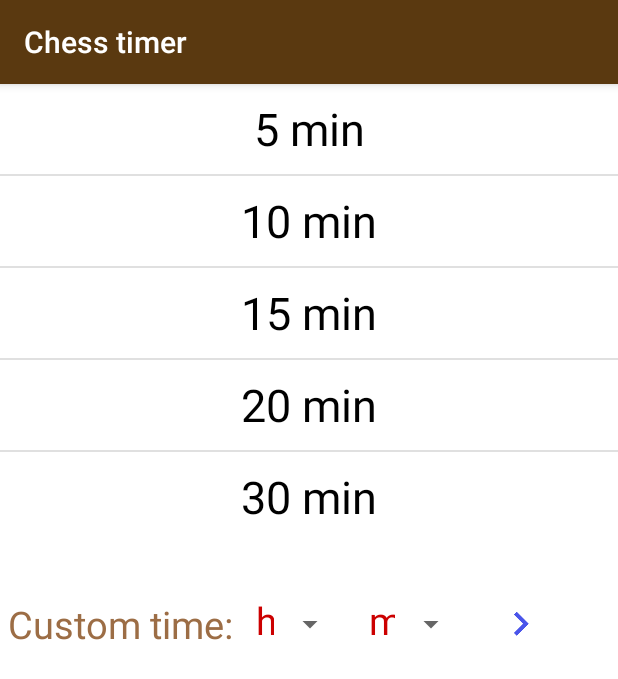
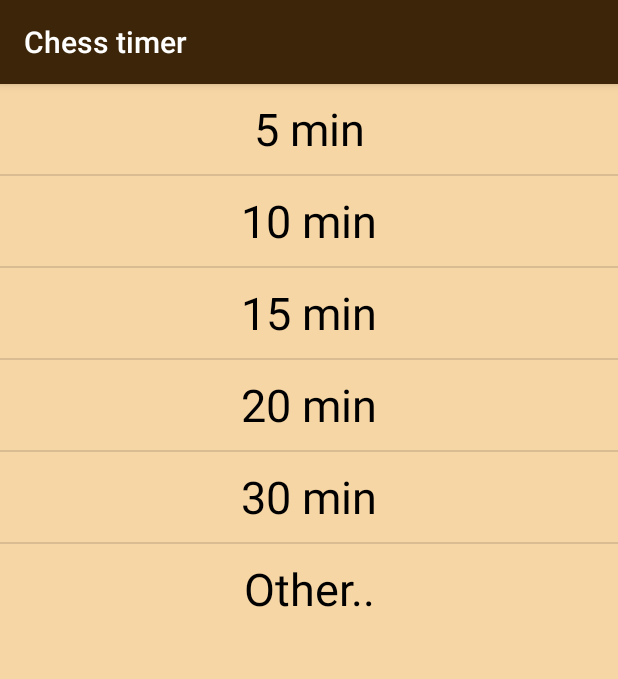
Before and after one commit to TaslimOseni/Kasparov, an Android app: the screen it shows after launch (StartActivity), on a phone screen of 412 x 824 dp. Shown: the top 679 px of the screen. Run offline under Robolectric (Android 15) with nearby library versions, the phone set to English and light mode, and no system bars.

Commit message:
Start Activity Layout Tweaked

```diff
--- a/app/src/main/java/com/dabinu/apps/chesstimer/StartActivity.java
+++ b/app/src/main/java/com/dabinu/apps/chesstimer/StartActivity.java
@@ -6,8 +6,11 @@ import android.os.Bundle;
 import android.view.View;
 import android.widget.AdapterView;
 import android.widget.ArrayAdapter;
+import android.widget.ImageButton;
+import android.widget.LinearLayout;
 import android.widget.ListView;
 import android.widget.Spinner;
+import android.widget.Toast;
 
 
 public class StartActivity extends AppCompatActivity {
@@ -16,14 +19,23 @@ public class StartActivity extends AppCompatActivity {
     ArrayAdapter<CharSequence> adapter;
     Spinner hr, min;
     ArrayAdapter<CharSequence> hrAdapter, minAdapter;
+    LinearLayout other;
+    ImageButton go;
+    boolean isOtherOnClick = false;
+    long hourCalc, minuteCalc;
+    String passed;
+
 
     @Override
     protected void onCreate(Bundle savedInstanceState) {
         super.onCreate(savedInstanceState);
         setContentView(R.layout.activity_start);
 
+
         hr = (Spinner) findViewById(R.id.hr);
         min = (Spinner) findViewById(R.id.min);
+        go = (ImageButton) findViewById(R.id.goToNext);
+        other = (LinearLayout) findViewById(R.id.other);
         hrAdapter = ArrayAdapter.createFromResource(this, R.array.hrs, R.layout.timespinner);
         minAdapter = ArrayAdapter.createFromResource(this, R.array.mn, R.layout.timespinner);
         hr.setAdapter(hrAdapter);
@@ -35,11 +47,9 @@ public class StartActivity extends AppCompatActivity {
         list = (ListView) findViewById(R.id.listOfAll);
         adapter = ArrayAdapter.createFromResource(this, R.array.time, R.layout.listitemmock);
         list.setAdapter(adapter);
-
         list.setOnItemClickListener(new AdapterView.OnItemClickListener() {
             @Override
             public void onItemClick(AdapterView<?> adapterView, View view, int position, long l){
-                String passed;
                 switch(position){
                     case 0:
                         passed = Long.toString(1000 * 60 * 5);
@@ -66,12 +76,63 @@ public class StartActivity extends AppCompatActivity {
                         toTheSurgicalrRoom.putExtra("EXTRA", passed);
                         startActivity(toTheSurgicalrRoom);
                         break;
+                    case 5:
+                        if(isOtherOnClick){
+                            other.setVisibility(View.INVISIBLE);
+                            isOtherOnClick = false;
+                        }
+                        else{
+                            other.setVisibility(View.VISIBLE);
+                            isOtherOnClick = true;
+                        }
+
+                        break;
+                }
+            }
+        });
+
+        hr.setOnItemSelectedListener(new AdapterView.OnItemSelectedListener() {
+            @Override
+            public void onItemSelected(AdapterView<?> adapterView, View view, int i, long l) {
+                hourCalc = adapterView.getItemIdAtPosition(i) - 1;
+            }
+            @Override
+            public void onNothingSelected(AdapterView<?> adapterView) {
+
+            }
+        });
+
+
+        min.setOnItemSelectedListener(new AdapterView.OnItemSelectedListener() {
+            @Override
+            public void onItemSelected(AdapterView<?> adapterView, View view, int i, long l) {
+                minuteCalc = adapterView.getItemIdAtPosition(i) - 1;
+            }
+            @Override
+            public void onNothingSelected(AdapterView<?> adapterView) {
+
+            }
+        });
+
+        go.setOnClickListener(new View.OnClickListener() {
+            @Override
+            public void onClick(View view) {
+                if((hourCalc == -1) || (minuteCalc == -1)){
+                    Toast.makeText(getApplicationContext(), "Select a valid time", Toast.LENGTH_LONG).show();
+                }
+                else if((hourCalc == 0) && (minuteCalc == 0)){
+                    Toast.makeText(getApplicationContext(), "Inaccurate time", Toast.LENGTH_LONG).show();
+                }
+                else{
+                    passed = Long.toString(1000 * 60 * ((hourCalc * 60) + minuteCalc));
+                    toTheSurgicalrRoom.putExtra("EXTRA", passed);
+                    startActivity(toTheSurgicalrRoom);
                 }
             }
         });
 
 
+
     }
 
-
 }
--- a/app/src/main/java/com/dabinu/apps/chesstimer/SurgicalRoom.java
+++ b/app/src/main/java/com/dabinu/apps/chesstimer/SurgicalRoom.java
@@ -27,12 +27,6 @@ public class SurgicalRoom extends AppCompatActivity {
     ImageButton playpause, reset, stop;
     LinearLayout noMansLand;
 
-
-/*  My onCreate method uses three other methods:
-    convertLongToString() takes a long value and converts it to String format (hh:mm)
-    convertStringToLong() takes a String value (hh:mm) and converts to a long value
-    theTextViewToggler() works based on onClick and toggles between the two textViews.
-    */
 
     @Override
     protected void onCreate(Bundle savedInstanceState) {
--- a/app/src/main/res/layout/activity_start.xml
+++ b/app/src/main/res/layout/activity_start.xml
@@ -4,51 +4,72 @@
     xmlns:tools="http://schemas.android.com/tools"
     android:layout_width="match_parent"
     android:layout_height="match_parent"
-    android:background="#ffffff"
+    android:background="#f7d6a5"
     android:id="@+id/maam"
     tools:context="com.dabinu.apps.chesstimer.StartActivity">
 
     <ListView
+        android:id="@+id/listOfAll"
         android:layout_width="match_parent"
         android:layout_height="wrap_content"
-        android:id="@+id/listOfAll">
+        android:elevation="-20dp">
 
     </ListView>
 
+
     <LinearLayout
         android:layout_width="match_parent"
-        android:layout_height="70dp"
-        android:layout_below="@+id/listOfAll"
-        android:layout_marginTop="20dp"
-        android:orientation="horizontal">
+        android:layout_height="wrap_content"
+        android:layout_below="@id/listOfAll"
+        android:layout_marginEnd="10dp"
+        android:visibility="invisible"
+        android:id="@+id/other"
+        android:layout_marginStart="10dp"
+        android:layout_marginTop="30dp"
+        android:background="#f3f1f1"
+        android:elevation="30dp"
+        android:orientation="vertical">
 
         <TextView
             android:layout_width="wrap_content"
-            android:layout_height="match_parent"
+            android:layout_height="70dp"
             android:layout_marginStart="5dp"
             android:gravity="center"
+            android:textStyle="bold"
             android:text="@string/choose"
-            android:textColor="#9c6d45"
+            android:textColor="#815f28"
             android:textSize="25sp" />
 
-        <Spinner
-            android:id="@+id/hr"
-            android:layout_width="60dp"
-            android:layout_height="match_parent"
-            android:layout_marginStart="15dp"/>
-        <Spinner
-            android:layout_width="65dp"
-            android:layout_height="match_parent"
-            android:layout_marginStart="15dp"
-            android:id="@+id/min" />
-        <ImageButton
-            android:layout_width="wrap_content"
-            android:layout_height="wrap_content"
-            android:src="@drawable/next"
-            android:layout_gravity="center"
-            android:layout_marginStart="20dp"
-            android:background="#fff"/>
 
+        <LinearLayout
+            android:layout_width="match_parent"
+            android:layout_height="70dp"
+            android:layout_marginStart="35dp"
+            android:layout_marginTop="2dp">
+
+            <Spinner
+                android:id="@+id/hr"
+                android:layout_width="60dp"
+                android:layout_height="match_parent"
+                android:layout_marginStart="25dp" />
+
+            <Spinner
+                android:id="@+id/min"
+                android:layout_width="60dp"
+                android:spinnerMode="dropdown"
+                android:layout_height="match_parent"
+                android:layout_marginStart="15dp" />
+
+            <ImageButton
+                android:layout_width="wrap_content"
+                android:layout_height="wrap_content"
+                android:layout_gravity="center"
+                android:layout_marginStart="80dp"
+                android:background="#f3f1f1"
+                android:id="@+id/goToNext"
+                android:src="@drawable/next" />
+        </LinearLayout>
     </LinearLayout>
 
+
 </RelativeLayout>
--- a/app/src/main/res/layout/timespinner.xml
+++ b/app/src/main/res/layout/timespinner.xml
@@ -1,6 +1,6 @@
 <?xml version="1.0" encoding="utf-8"?>
 <TextView xmlns:android="http://schemas.android.com/apk/res/android"
-    android:layout_width="50dp"
+    android:layout_width="80dp"
     android:layout_height="40dp"
     android:textColor="@android:color/holo_red_dark"
     android:layout_gravity="bottom"
--- a/app/src/main/res/values/strings.xml
+++ b/app/src/main/res/values/strings.xml
@@ -3,7 +3,7 @@
 
     <string name="title_activity_main_process">MainProcess</string>
     <string name="timeUp">Time up!!!</string>
-    <string name="choose">Custom time: </string>
+    <string name="choose">CUSTOM TIME: </string>
     <string name="exit_query">Are you sure you want to exit?</string>
 
 
@@ -13,6 +13,7 @@
         <item>15 min</item>
         <item>20 min</item>
         <item>30 min</item>
+        <item>Other..</item>
     </string-array>
 
     <string-array name="hrs">
@@ -24,7 +25,6 @@
         <item>04</item>
         <item>05</item>
         <item>06</item>
-        <item>07</item>
 
 </string-array>
 
--- a/app/src/main/res/values/styles.xml
+++ b/app/src/main/res/values/styles.xml
@@ -3,8 +3,8 @@
     <!-- Base application theme. -->
     <style name="AppTheme" parent="Theme.AppCompat.Light.DarkActionBar">
         <!-- Customize your theme here. -->
-        <item name="colorPrimary">#5a3910</item>
-        <item name="colorPrimaryDark">#180f04</item>
+        <item name="colorPrimary">#3c2509</item>
+        <item name="colorPrimaryDark">#000000</item>
         <item name="colorAccent">@color/colorAccent</item>
     </style>
 
```
